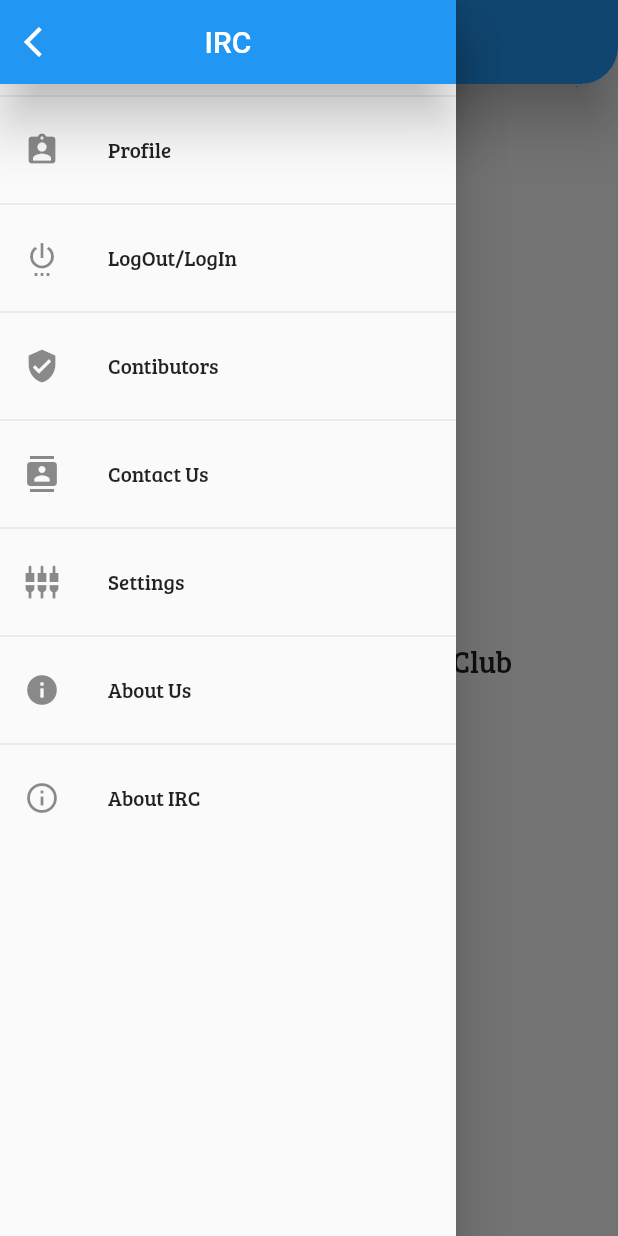
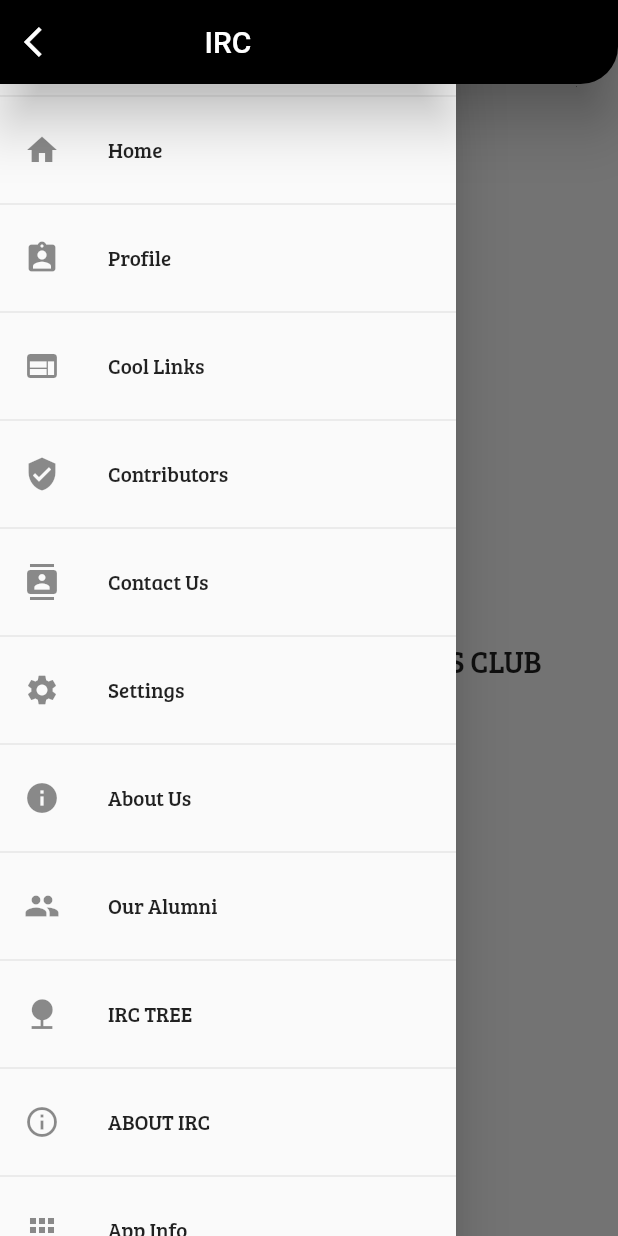
Before and after one commit to IterRoboticsClub/app_for_club, a Flutter app: the MyHomePage screen opened directly, with the side drawer open, on a phone screen of 412 x 824 dp. Run offline on Flutter 3.47's test engine with Material 2 defaults, Android fonts, the phone set to English and light mode, and no system bars; our stand-ins replace animated_text_kit, firebase_auth, flare_flutter, google_fonts, google_sign_in, shared_preferences; accounts and stored records are empty; network calls fail.

Commit message:
Add redirect to login to intro.dart , Add redirect to MyHomePage.dart in login.dart , Change name of google logo to logo_google.png from logo.png , Change app bar color to black , Correct typo in welcome message , Add all screens to widget drawer , Change widget drawer app bar color to black , Correct typo in spell of Contributors ,

```diff
--- a/lib/MyHomePage.dart
+++ b/lib/MyHomePage.dart
@@ -30,7 +30,7 @@ class _MyHomePageState extends State<MyHomePage> {
             children: <Widget>[
               Center(
                 child: Text(
-                  'Welocme to ITER Robotics Club',
+                  'WELCOME TO ITER ROBOTICS CLUB',
                   style: TextStyle(fontSize: 20),
                 ),
               ),
@@ -47,6 +47,7 @@ class _MyHomePageState extends State<MyHomePage> {
         child: Column(
           children: <Widget>[
             AppBar(
+              backgroundColor: Colors.black,
               title: Text(
                 'IRC',
                 softWrap: true,
@@ -60,6 +61,14 @@ class _MyHomePageState extends State<MyHomePage> {
             ),
             Divider(),
             ListTile(
+              leading: Icon(Icons.home),
+              title: Text('Home'),
+              onTap: null,
+              //  () => Navigator.push(context,
+              //     MaterialPageRoute(builder: (context) => Page_Name())),
+            ),
+            Divider(),
+            ListTile(
               leading: Icon(Icons.assignment_ind),
               title: Text('Profile'),
               onTap: null,
@@ -68,8 +77,8 @@ class _MyHomePageState extends State<MyHomePage> {
             ),
             Divider(),
             ListTile(
-              leading: Icon(Icons.settings_power),
-              title: Text('LogOut/LogIn'),
+              leading: Icon(Icons.web),
+              title: Text('Cool Links'),
               onTap: null,
               //  () => Navigator.push(context,
               //     MaterialPageRoute(builder: (context) => Page_Name())),
@@ -77,7 +86,7 @@ class _MyHomePageState extends State<MyHomePage> {
             Divider(),
             ListTile(
               leading: Icon(Icons.verified_user),
-              title: Text('Contibutors'),
+              title: Text('Contributors'),
               onTap: () => Navigator.push(context,
                   MaterialPageRoute(builder: (context) => Contributors())),
             ),
@@ -91,7 +100,7 @@ class _MyHomePageState extends State<MyHomePage> {
             ),
             Divider(),
             ListTile(
-              leading: Icon(Icons.settings_input_component),
+              leading: Icon(Icons.settings),
               title: Text('Settings'),
               onTap: null,
               //  () => Navigator.push(context,
@@ -101,15 +110,43 @@ class _MyHomePageState extends State<MyHomePage> {
             ListTile(
               leading: Icon(Icons.info),
               title: Text('About Us'),
-              onTap: () => Navigator.push(
-                  context, MaterialPageRoute(builder: (context) => AboutUs())),
+              onTap: () =>
+                  Navigator.push(
+                      context,
+                      MaterialPageRoute(builder: (context) => AboutUs())),
+            ),
+            Divider(),
+            ListTile(
+              leading: Icon(Icons.people),
+              title: Text('Our Alumni'),
+              onTap: null,
+              //  () => Navigator.push(context,
+              //     MaterialPageRoute(builder: (context) => Page_Name())),
+            ),
+            Divider(),
+            ListTile(
+              leading: Icon(Icons.nature),
+              title: Text('IRC TREE'),
+              onTap: null,
+              //  () => Navigator.push(context,
+              //     MaterialPageRoute(builder: (context) => Page_Name())),
             ),
             Divider(),
             ListTile(
               leading: Icon(Icons.info_outline),
-              title: Text('About IRC'),
-              onTap: () => Navigator.push(
-                  context, MaterialPageRoute(builder: (context) => AboutIrc())),
+              title: Text('ABOUT IRC'),
+              onTap: () =>
+                  Navigator.push(
+                      context,
+                      MaterialPageRoute(builder: (context) => AboutIrc())),
+            ),
+            Divider(),
+            ListTile(
+              leading: Icon(Icons.apps),
+              title: Text('App Info'),
+              onTap: null,
+              //  () => Navigator.push(context,
+              //     MaterialPageRoute(builder: (context) => Page_Name())),
             ),
           ],
         ),
--- a/lib/screens/intro.dart
+++ b/lib/screens/intro.dart
@@ -1,9 +1,8 @@
 import 'package:animated_text_kit/animated_text_kit.dart';
+import 'package:appforclub/screens/login.dart';
 import 'package:flare_flutter/flare_actor.dart';
 import 'package:flutter/cupertino.dart';
 import 'package:flutter/material.dart';
-
-import '../MyHomePage.dart';
 
 class IntroScreen extends StatefulWidget {
   @override
@@ -37,7 +36,7 @@ class _IntroScreenState extends State<IntroScreen> {
           TypewriterAnimatedTextKit(
             onFinished: () => {
               Navigator.of(context).pushReplacement(
-                  new MaterialPageRoute(builder: (context) => new MyHomePage()))
+                  new MaterialPageRoute(builder: (context) => new LoginPage()))
             },
             text: ["We Learn,We Build,We Share"],
             textStyle: TextStyle(
--- a/lib/widgets/appBar.dart
+++ b/lib/widgets/appBar.dart
@@ -3,6 +3,7 @@ import 'package:google_fonts/google_fonts.dart';
 
 Widget appBarhead(String title) {
   return AppBar(
+    backgroundColor: Colors.black,
     title: Text(
       title,
       style: GoogleFonts.aBeeZee(fontWeight: FontWeight.bold),
```
Also changed, not shown: lib/screens/login.dart (+10 -7 lines), images/logo_google.png (renamed from images/logo.png), pubspec.lock.
